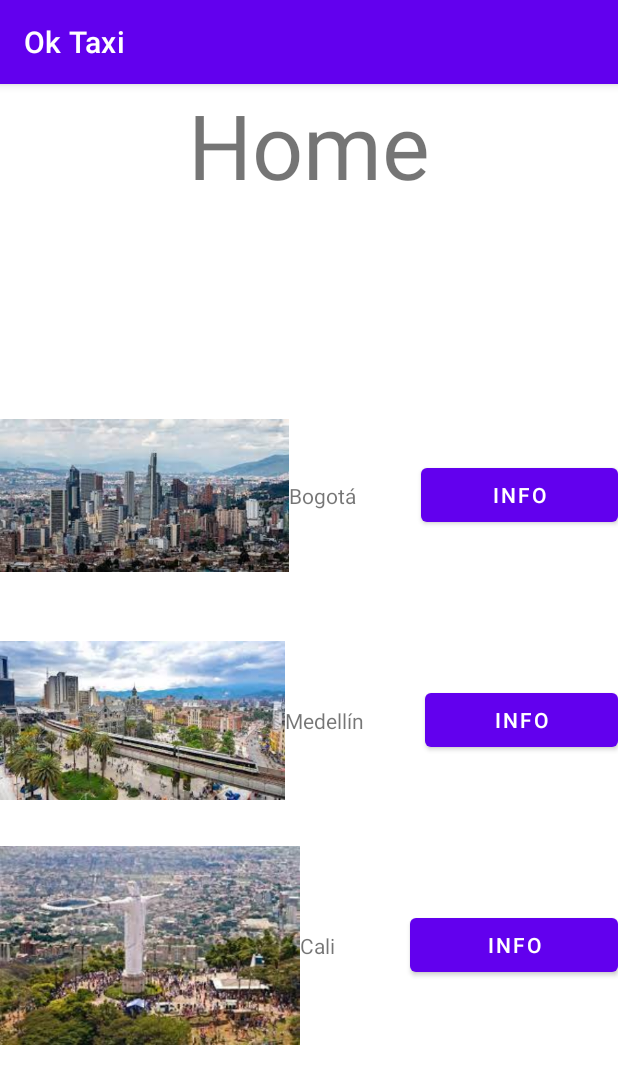
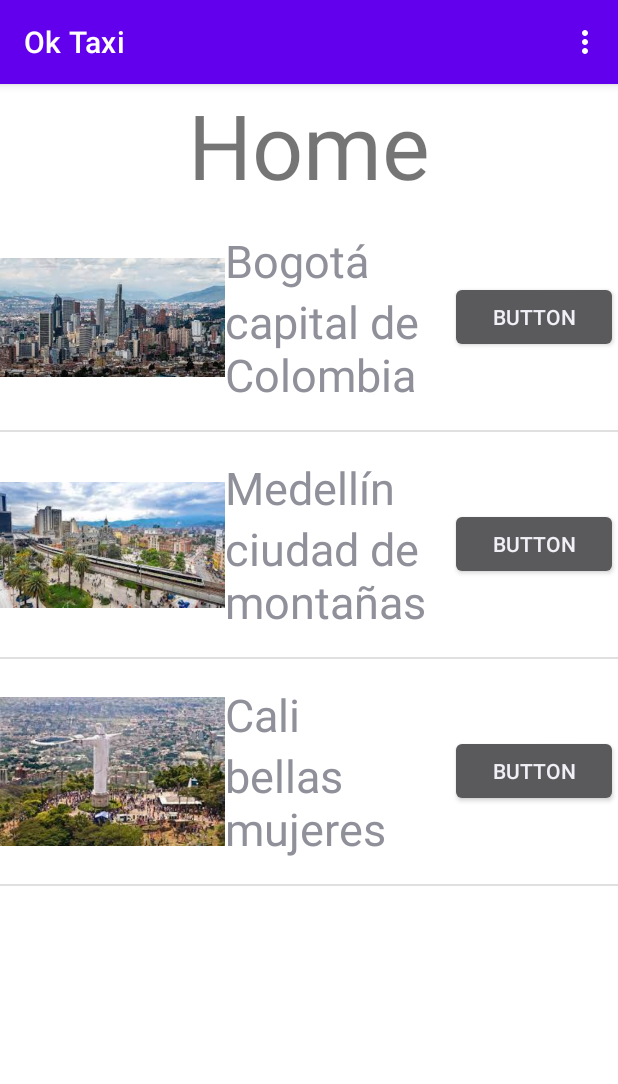
Before and after one commit to Javierzv777/proyecto-grupal-ciclo-4, an Android app: the Home screen opened directly, with no data from a screen before it, on a phone screen of 412 x 824 dp. Shown: the top 1084 px of the screen. Run offline under Robolectric (Android 15) with nearby library versions, the phone set to English and light mode, and no system bars.

Commit message:
listview funciona

```diff
--- /dev/null
+++ b/app/src/main/java/com/example/myapplication/Adapters/ProductAdapter.java
@@ -0,0 +1,76 @@
+package com.example.myapplication.Adapters;
+
+import android.content.Context;
+import android.content.Intent;
+import android.view.LayoutInflater;
+import android.view.View;
+import android.view.ViewGroup;
+import android.widget.BaseAdapter;
+import android.widget.Button;
+import android.widget.ImageView;
+import android.widget.TextView;
+import android.widget.Toast;
+
+import com.example.myapplication.Entities.Producto;
+import com.example.myapplication.Product;
+import com.example.myapplication.R;
+
+import java.util.ArrayList;
+
+public class ProductAdapter extends BaseAdapter {
+    private Context context;
+    private ArrayList<Producto> arrayProducts;
+
+
+    public ProductAdapter(Context context,ArrayList<Producto> arrayProducts ) {
+        this.arrayProducts = arrayProducts;
+        this.context = context;
+    }
+
+    @Override
+    public int getCount() {
+        return arrayProducts.size();
+    }
+
+    @Override
+    public Object getItem(int i) {
+        return arrayProducts.get(i);
+    }
+
+    @Override
+    public long getItemId(int i) {
+        return i;
+    }
+
+    @Override
+    public View getView(int i, View view, ViewGroup viewGroup) {
+        LayoutInflater layoutInflater = LayoutInflater.from(this.context);
+        View v = view;
+        v = layoutInflater.inflate(R.layout.templete_product, null);
+
+        Producto producto = arrayProducts.get(i);
+
+        Button btnProductTemplate = (Button) v.findViewById(R.id.btnProductTemplate);
+        ImageView imgProduct = (ImageView) v.findViewById(R.id.imgProduct);
+        TextView textViewNam = (TextView) v.findViewById(R.id.textProductTitle);
+        TextView textViewDes = (TextView) v.findViewById(R.id.textProductDes);
+
+        imgProduct.setImageResource(producto.getImage());
+        textViewNam.setText(producto.getName());
+        textViewDes.setText(producto.getDescription());
+
+        btnProductTemplate.setOnClickListener(new View.OnClickListener() {
+            @Override
+            public void onClick(View view) {
+                Intent intent = new Intent(context, Product.class);
+                intent.putExtra("title", producto.getName());
+                intent.putExtra("description", producto.getDescription());
+                intent.putExtra("imageCode", R.drawable.bog);
+                Toast.makeText(context, "Presionado"+producto.getName(), Toast.LENGTH_SHORT).show();
+                context.startActivity(intent);
+            }
+        });
+
+        return v;
+    }
+}
--- /dev/null
+++ b/app/src/main/java/com/example/myapplication/Entities/Producto.java
@@ -0,0 +1,38 @@
+package com.example.myapplication.Entities;
+
+public class Producto {
+
+    String name;
+    String description;
+    int image;
+
+    public Producto(String name, String descripcion, int image) {
+        this.name = name;
+        this.description = descripcion;
+        this.image = image;
+    }
+
+    public String getName() {
+        return name;
+    }
+
+    public void setName(String name) {
+        this.name = name;
+    }
+
+    public String getDescription() {
+        return description;
+    }
+
+    public void setDescription(String description) {
+        this.description = description;
+    }
+
+    public int getImage() {
+        return image;
+    }
+
+    public void setImage(int image) {
+        this.image = image;
+    }
+}
--- /dev/null
+++ b/app/src/main/java/com/example/myapplication/Home.java
@@ -0,0 +1,54 @@
+package com.example.myapplication;
+
+import androidx.appcompat.app.AppCompatActivity;
+
+
+import android.os.Bundle;
+import android.view.Menu;
+import android.widget.ListView;
+
+
+import com.example.myapplication.Adapters.ProductAdapter;
+import com.example.myapplication.Entities.Producto;
+
+import java.util.ArrayList;
+
+public class Home extends AppCompatActivity {
+    private ListView listViewProducts;
+    private ArrayList<Producto> arrayProducts;
+    private ProductAdapter productAdapter;
+
+
+
+    @Override
+    protected void onCreate(Bundle savedInstanceState) {
+        super.onCreate(savedInstanceState);
+        setContentView(R.layout.activity_home);
+
+        /*Producto producto1 = new Producto("fdfdf","fdfdfd");
+        Producto producto2 = new Producto("fffdfdf","fdfwedfd");
+        Producto producto3 = new Producto("fdfefdf","fdfdfeed");
+        arrayProductos.add(producto1);
+        arrayProductos.add(producto2);
+        arrayProductos.add(producto3);*/
+
+        arrayProducts =  new ArrayList<>();
+        Producto bogota = new Producto("Bogotá", "capital de Colombia", R.drawable.bog );
+        Producto medellin = new Producto("Medellín", "ciudad de montañas", R.drawable.med );
+        Producto cali = new Producto("Cali", "bellas mujeres", R.drawable.cali );
+        arrayProducts.add(bogota);
+        arrayProducts.add(medellin);
+        arrayProducts.add(cali);
+
+        productAdapter = new ProductAdapter(   getApplicationContext(), arrayProducts);
+        listViewProducts = (ListView) findViewById(R.id.listViewProduct);
+        listViewProducts.setAdapter(productAdapter);
+    }
+
+    @Override
+    public boolean onCreateOptionsMenu(Menu menu) {
+        getMenuInflater().inflate(R.menu.menu, menu);
+        return true;
+    }
+
+}
--- a/app/src/main/java/com/example/oktaxi/Home.java
+++ /dev/null
@@ -1,57 +0,0 @@
-package com.example.myapplication;
-
-import androidx.appcompat.app.AppCompatActivity;
-
-import android.content.Intent;
-import android.view.View;
-import android.widget.Button;
-import android.os.Bundle;
-import android.widget.TextView;
-
-public class Home extends AppCompatActivity {
-    private Button btnProduct1, btnProduct2, btnProduct3;
-    private TextView textProduct1, textProduct2, textProduct3;
-    @Override
-    protected void onCreate(Bundle savedInstanceState) {
-        super.onCreate(savedInstanceState);
-        setContentView(R.layout.activity_home);
-
-        btnProduct1 = (Button) findViewById(R.id.btnProduct1);
-        btnProduct2 = (Button) findViewById(R.id.btnProduct2);
-        btnProduct3 = (Button) findViewById(R.id.btnProduct3);
-        textProduct1 = (TextView) findViewById(R.id.textProduct1);
-        textProduct2 = (TextView) findViewById(R.id.textProduct2);
-        textProduct3 = (TextView) findViewById(R.id.textProduct3);
-
-        btnProduct1.setOnClickListener(new View.OnClickListener() {
-            @Override
-            public void onClick(View view) {
-                Intent intent = new Intent(getApplicationContext(), Product.class);
-                intent.putExtra("title", textProduct1.getText().toString());
-                intent.putExtra("imageCode", R.drawable.bog);
-                intent.putExtra("description", "description product 1");
-                startActivity(intent);
-            }
-        });
-        btnProduct2.setOnClickListener(new View.OnClickListener() {
-            @Override
-            public void onClick(View view) {
-                Intent intent = new Intent(getApplicationContext(), Product.class);
-                intent.putExtra("title", textProduct2.getText().toString());
-                intent.putExtra("imageCode", R.drawable.med);
-                intent.putExtra("description", "description product 2");
-                startActivity(intent);
-            }
-        });
-        btnProduct3.setOnClickListener(new View.OnClickListener() {
-            @Override
-            public void onClick(View view) {
-                Intent intent = new Intent(getApplicationContext(), Product.class);
-                intent.putExtra("title", textProduct3.getText().toString());
-                intent.putExtra("imageCode", R.drawable.cali);
-                intent.putExtra("description", "description product 3");
-                startActivity(intent);
-            }
-        });
-    }
-}
--- /dev/null
+++ b/app/src/main/res/drawable/ic_baseline_add_location_alt_24.xml
@@ -0,0 +1,5 @@
+<vector android:height="24dp" android:tint="#000000"
+    android:viewportHeight="24" android:viewportWidth="24"
+    android:width="24dp" xmlns:android="http://schemas.android.com/apk/res/android">
+    <path android:fillColor="@android:color/white" android:pathData="M20,1v3h3v2h-3v3h-2L18,6h-3L15,4h3L18,1h2zM12,13c1.1,0 2,-0.9 2,-2s-0.9,-2 -2,-2 -2,0.9 -2,2 0.9,2 2,2zM14,3.25L14,7h3v3h2.92c0.05,0.39 0.08,0.79 0.08,1.2 0,3.32 -2.67,7.25 -8,11.8 -5.33,-4.55 -8,-8.48 -8,-11.8C4,6.22 7.8,3 12,3c0.68,0 1.35,0.08 2,0.25z"/>
+</vector>
--- a/app/src/main/res/layout/activity_home.xml
+++ b/app/src/main/res/layout/activity_home.xml
@@ -22,91 +22,14 @@
         <LinearLayout
             android:layout_width="match_parent"
             android:layout_height="match_parent"
-            android:gravity="center"
             android:orientation="vertical">
+            <ListView
+            android:id="@+id/listViewProduct"
+            android:layout_width="match_parent"
+            android:layout_height="match_parent"></ListView>
+        </LinearLayout>
 
-            <LinearLayout
-                android:layout_width="match_parent"
-                android:layout_height="wrap_content"
-                android:gravity="center"
-                android:orientation="horizontal">
 
-                <ImageView
-                    android:id="@+id/imgProduct1"
-                    android:layout_width="150dp"
-                    android:layout_height="150dp"
-                    android:layout_weight="1"
-                    app:srcCompat="@drawable/bog" />
-
-                <TextView
-                    android:id="@+id/textProduct1"
-                    android:layout_width="wrap_content"
-                    android:layout_height="wrap_content"
-                    android:layout_weight="1"
-                    android:text="@string/text_product1" />
-
-                <Button
-                    android:id="@+id/btnProduct1"
-                    android:layout_width="wrap_content"
-                    android:layout_height="wrap_content"
-                    android:layout_weight="1"
-                    android:text="@string/btn_info_product1" />
-            </LinearLayout>
-            <LinearLayout
-                android:layout_width="match_parent"
-                android:gravity="center"
-                android:layout_height="wrap_content"
-                android:orientation="horizontal">
-
-                <ImageView
-                    android:id="@+id/imgProduct2"
-                    android:layout_width="150dp"
-                    android:layout_height="150dp"
-                    android:layout_weight="1"
-                    app:srcCompat="@drawable/med" />
-
-                <TextView
-                    android:id="@+id/textProduct2"
-                    android:layout_width="wrap_content"
-                    android:layout_height="wrap_content"
-                    android:layout_weight="1"
-                    android:text="@string/text_product2" />
-
-                <Button
-                    android:id="@+id/btnProduct2"
-                    android:layout_width="wrap_content"
-                    android:layout_height="wrap_content"
-                    android:layout_weight="1"
-                    android:text="@string/btn_info_product2" />
-            </LinearLayout>
-            <LinearLayout
-                android:layout_width="match_parent"
-                android:gravity="center"
-                android:layout_height="wrap_content"
-                android:orientation="horizontal">
-
-                <ImageView
-                    android:id="@+id/imgProduct3"
-                    android:layout_width="150dp"
-                    android:layout_height="150dp"
-                    android:layout_weight="1"
-                    app:srcCompat="@drawable/cali" />
-
-                <TextView
-                    android:id="@+id/textProduct3"
-                    android:layout_width="wrap_content"
-                    android:layout_height="wrap_content"
-                    android:layout_weight="1"
-                    android:text="@string/text_product3" />
-
-                <Button
-                    android:id="@+id/btnProduct3"
-                    android:layout_width="wrap_content"
-                    android:layout_height="wrap_content"
-                    android:layout_weight="1"
-                    android:text="@string/btn_info_product3" />
-            </LinearLayout>
-        </LinearLayout>
     </LinearLayout>
 
 </androidx.constraintlayout.widget.ConstraintLayout>
--- /dev/null
+++ b/app/src/main/res/layout/templete_product.xml
@@ -0,0 +1,54 @@
+<?xml version="1.0" encoding="utf-8"?>
+<LinearLayout xmlns:android="http://schemas.android.com/apk/res/android"
+    xmlns:app="http://schemas.android.com/apk/res-auto"
+    xmlns:tools="http://schemas.android.com/tools"
+    android:layout_width="match_parent"
+    android:layout_height="wrap_content"
+    android:orientation="vertical">
+
+
+
+    <LinearLayout
+            android:layout_width="match_parent"
+            android:layout_height="match_parent"
+            android:gravity="center"
+            android:orientation="horizontal">
+        <ImageView
+            android:id="@+id/imgProduct"
+            android:layout_width="150dp"
+            android:layout_height="150dp"
+            tools:srcCompat="@tools:sample/avatars"/>
+
+        <LinearLayout
+                android:layout_width="wrap_content"
+                android:layout_height="match_parent"
+                android:gravity="center"
+                android:orientation="vertical">
+
+                <TextView
+                    android:id="@+id/textProductTitle"
+                    android:layout_width="150dp"
+                    android:layout_height="wrap_content"
+                    android:textSize="30dp"
+                    android:text="TextView" />
+
+                <TextView
+                    android:id="@+id/textProductDes"
+                    android:layout_width="150dp"
+                    android:layout_height="wrap_content"
+                    android:textSize="30dp"
+                    android:text="" />
+
+
+
+        </LinearLayout>
+
+        <Button
+            android:id="@+id/btnProductTemplate"
+            android:layout_width="match_parent"
+            android:layout_height="wrap_content"
+            android:text="Button" />
+
+    </LinearLayout>
+
+    </LinearLayout>
--- /dev/null
+++ b/app/src/main/res/menu/menu.xml
@@ -0,0 +1,17 @@
+<?xml version="1.0" encoding="utf-8"?>
+<menu xmlns:android="http://schemas.android.com/apk/res/android">
+
+    <item android:title="Item"
+        android:id="@+id/fdfd"
+        android:icon="@drawable/ic_baseline_add_location_alt_24"
+        />
+    <item android:title="Item"
+        android:id="@+id/fdddfd"
+        />
+    <item android:title="Item"
+        android:id="@+id/fdfssd"
+        />
+    <item android:title="Item"
+
+        />
+</menu>
```
Also changed, not shown: app/src/main/java/com/example/myapplication/MainActivity.java (renamed from app/src/main/java/com/example/oktaxi/MainActivity.java), app/src/main/java/com/example/myapplication/Product.java (renamed from app/src/main/java/com/example/oktaxi/Product.java).
